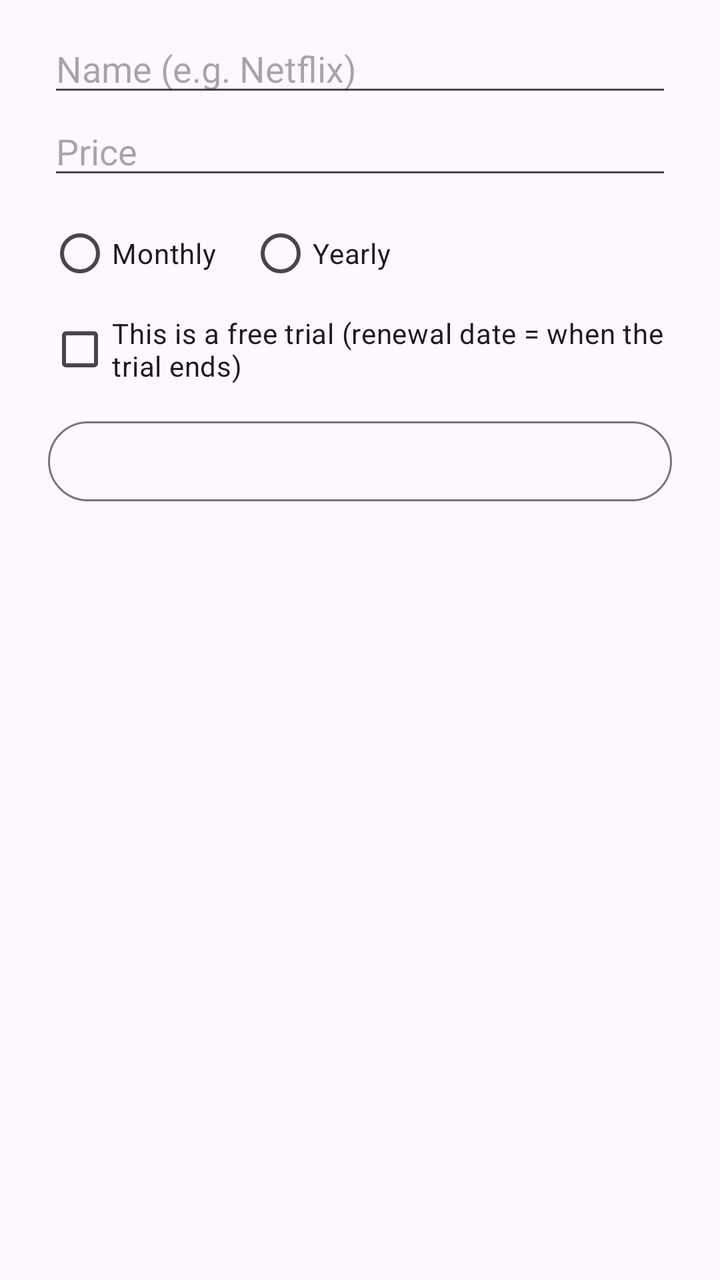
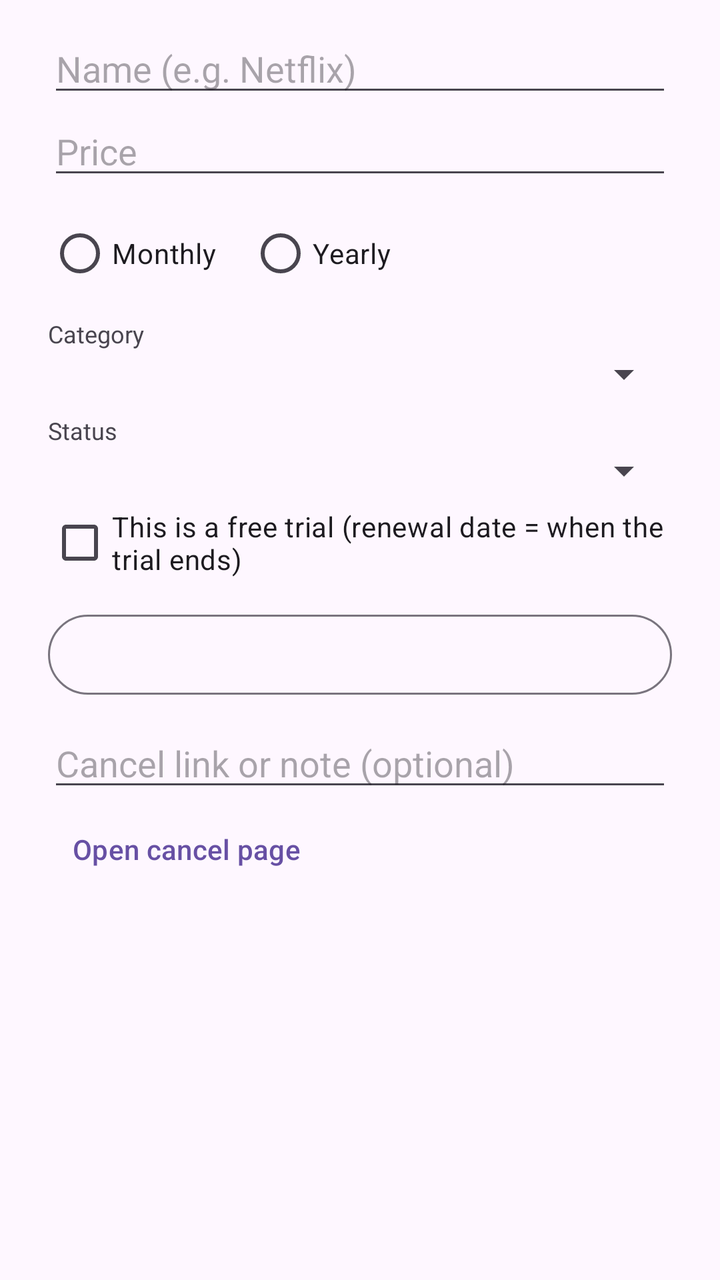

Before-and-after screenshots of an Android layout around one commit, followed by the original layout XML and the change that was made.
<!-- AndroidManifest.xml: application theme Theme.SubTracker -->
<!-- res/layout/dialog_edit.xml -->
<?xml version="1.0" encoding="utf-8"?>
<LinearLayout xmlns:android="http://schemas.android.com/apk/res/android"
    android:layout_width="match_parent"
    android:layout_height="wrap_content"
    android:orientation="vertical"
    android:paddingStart="24dp"
    android:paddingTop="12dp"
    android:paddingEnd="24dp">

    <EditText
        android:id="@+id/nameInput"
        android:layout_width="match_parent"
        android:layout_height="wrap_content"
        android:hint="@string/name_hint"
        android:importantForAutofill="no"
        android:inputType="textCapWords"
        android:maxLines="1" />

    <EditText
        android:id="@+id/priceInput"
        android:layout_width="match_parent"
        android:layout_height="wrap_content"
        android:hint="@string/price_hint"
        android:importantForAutofill="no"
        android:inputType="numberDecimal"
        android:maxLines="1" />

    <RadioGroup
        android:id="@+id/cycleGroup"
        android:layout_width="match_parent"
        android:layout_height="wrap_content"
        android:layout_marginTop="8dp"
        android:orientation="horizontal">

        <RadioButton
            android:id="@+id/radioMonthly"
            android:layout_width="wrap_content"
            android:layout_height="wrap_content"
            android:text="@string/monthly" />

        <RadioButton
            android:id="@+id/radioYearly"
            android:layout_width="wrap_content"
            android:layout_height="wrap_content"
            android:layout_marginStart="16dp"
            android:text="@string/yearly" />
    </RadioGroup>

    <CheckBox
        android:id="@+id/trialCheck"
        android:layout_width="match_parent"
        android:layout_height="wrap_content"
        android:text="@string/free_trial" />

    <Button
        android:id="@+id/dateButton"
        style="@style/Widget.Material3.Button.OutlinedButton"
        android:layout_width="match_parent"
        android:layout_height="wrap_content"
        android:layout_marginTop="8dp" />

</LinearLayout>
<!-- resources referenced by this layout -->
<resources>
  <string name="free_trial">This is a free trial (renewal date = when the trial ends)</string>
  <string name="monthly">Monthly</string>
  <string name="name_hint">Name (e.g. Netflix)</string>
  <string name="price_hint">Price</string>
  <string name="yearly">Yearly</string>
  <style name="Theme.SubTracker" parent="Theme.Material3.DayNight.NoActionBar" />
</resources>

<!-- the commit's change to res/layout/dialog_edit.xml (unified diff, before → after) -->
@@ -1,62 +1,117 @@
 <?xml version="1.0" encoding="utf-8"?>
-<LinearLayout xmlns:android="http://schemas.android.com/apk/res/android"
+<ScrollView xmlns:android="http://schemas.android.com/apk/res/android"
     android:layout_width="match_parent"
-    android:layout_height="wrap_content"
-    android:orientation="vertical"
-    android:paddingStart="24dp"
-    android:paddingTop="12dp"
-    android:paddingEnd="24dp">
+    android:layout_height="wrap_content">
 
-    <EditText
-        android:id="@+id/nameInput"
+    <LinearLayout
         android:layout_width="match_parent"
         android:layout_height="wrap_content"
-        android:hint="@string/name_hint"
-        android:importantForAutofill="no"
-        android:inputType="textCapWords"
-        android:maxLines="1" />
+        android:orientation="vertical"
+        android:paddingStart="24dp"
+        android:paddingTop="12dp"
+        android:paddingEnd="24dp">
 
-    <EditText
-        android:id="@+id/priceInput"
-        android:layout_width="match_parent"
-        android:layout_height="wrap_content"
-        android:hint="@string/price_hint"
-        android:importantForAutofill="no"
-        android:inputType="numberDecimal"
-        android:maxLines="1" />
+        <EditText
+            android:id="@+id/nameInput"
+            android:layout_width="match_parent"
+            android:layout_height="wrap_content"
+            android:hint="@string/name_hint"
+            android:importantForAutofill="no"
+            android:inputType="textCapWords"
+            android:maxLines="1" />
 
-    <RadioGroup
-        android:id="@+id/cycleGroup"
-        android:layout_width="match_parent"
-        android:layout_height="wrap_content"
-        android:layout_marginTop="8dp"
-        android:orientation="horizontal">
+        <EditText
+            android:id="@+id/priceInput"
+            android:layout_width="match_parent"
+            android:layout_height="wrap_content"
+            android:hint="@string/price_hint"
+            android:importantForAutofill="no"
+            android:inputType="numberDecimal"
+            android:maxLines="1" />
 
-        <RadioButton
-            android:id="@+id/radioMonthly"
+        <RadioGroup
+            android:id="@+id/cycleGroup"
+            android:layout_width="match_parent"
+            android:layout_height="wrap_content"
+            android:layout_marginTop="8dp"
+            android:orientation="horizontal">
+
+            <RadioButton
+                android:id="@+id/radioMonthly"
+                android:layout_width="wrap_content"
+                android:layout_height="wrap_content"
+                android:text="@string/monthly" />
+
+            <RadioButton
+                android:id="@+id/radioYearly"
+                android:layout_width="wrap_content"
+                android:layout_height="wrap_content"
+                android:layout_marginStart="16dp"
+                android:text="@string/yearly" />
+        </RadioGroup>
+
+        <TextView
             android:layout_width="wrap_content"
             android:layout_height="wrap_content"
-            android:text="@string/monthly" />
+            android:layout_marginTop="8dp"
+            android:text="@string/category_label"
+            android:textSize="12sp" />
 
-        <RadioButton
-            android:id="@+id/radioYearly"
+        <Spinner
+            android:id="@+id/categorySpinner"
+            android:layout_width="match_parent"
+            android:layout_height="wrap_content" />
+
+        <TextView
             android:layout_width="wrap_content"
             android:layout_height="wrap_content"
-            android:layout_marginStart="16dp"
-            android:text="@string/yearly" />
-    </RadioGroup>
+            android:layout_marginTop="8dp"
+            android:text="@string/status_label"
+            android:textSize="12sp" />
 
-    <CheckBox
-        android:id="@+id/trialCheck"
-        android:layout_width="match_parent"
-        android:layout_height="wrap_content"
-        android:text="@string/free_trial" />
+        <Spinner
+            android:id="@+id/statusSpinner"
+            android:layout_width="match_parent"
+            android:layout_height="wrap_content" />
 
-    <Button
-        android:id="@+id/dateButton"
-        style="@style/Widget.Material3.Button.OutlinedButton"
-        android:layout_width="match_parent"
-        android:layout_height="wrap_content"
-        android:layout_marginTop="8dp" />
+        <CheckBox
+            android:id="@+id/trialCheck"
+            android:layout_width="match_parent"
+            android:layout_height="wrap_content"
+            android:text="@string/free_trial" />
 
-</LinearLayout>
+        <Button
+            android:id="@+id/dateButton"
+            style="@style/Widget.Material3.Button.OutlinedButton"
+            android:layout_width="match_parent"
+            android:layout_height="wrap_content"
+            android:layout_marginTop="8dp" />
+
+        <EditText
+            android:id="@+id/cancelUrlInput"
+            android:layout_width="match_parent"
+            android:layout_height="wrap_content"
+            android:layout_marginTop="8dp"
+            android:hint="@string/cancel_link_hint"
+            android:importantForAutofill="no"
+            android:inputType="textUri"
+            android:maxLines="1" />
+
+        <Button
+            android:id="@+id/openCancelButton"
+            style="@style/Widget.Material3.Button.TextButton"
+            android:layout_width="wrap_content"
+            android:layout_height="wrap_content"
+            android:text="@string/open_cancel_page" />
+
+        <TextView
+            android:id="@+id/historyText"
+            android:layout_width="match_parent"
+            android:layout_height="wrap_content"
+            android:layout_marginTop="4dp"
+            android:layout_marginBottom="8dp"
+            android:textSize="13sp"
+            android:visibility="gone" />
+
+    </LinearLayout>
+</ScrollView>
<!-- resource entries referenced after the edit -->
@@ -1,9 +1,13 @@
 <!-- resources referenced by this layout -->
 <resources>
+  <string name="cancel_link_hint">Cancel link or note (optional)</string>
+  <string name="category_label">Category</string>
   <string name="free_trial">This is a free trial (renewal date = when the trial ends)</string>
   <string name="monthly">Monthly</string>
   <string name="name_hint">Name (e.g. Netflix)</string>
+  <string name="open_cancel_page">Open cancel page</string>
   <string name="price_hint">Price</string>
+  <string name="status_label">Status</string>
   <string name="yearly">Yearly</string>
   <style name="Theme.SubTracker" parent="Theme.Material3.DayNight.NoActionBar" />
 </resources>
